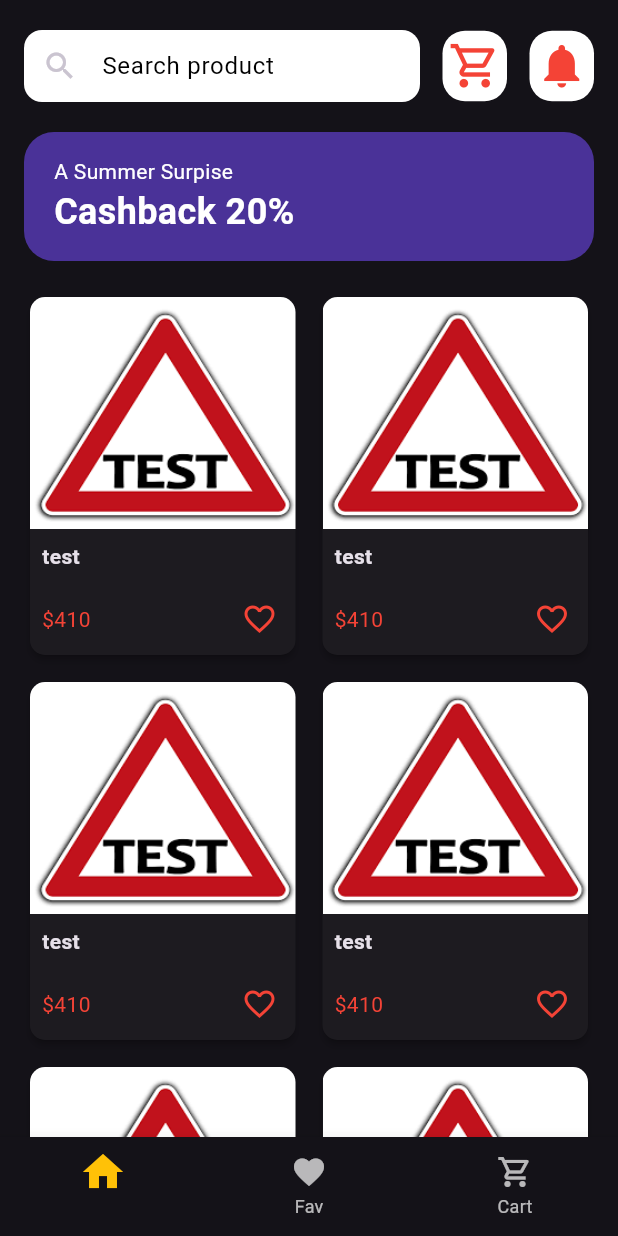
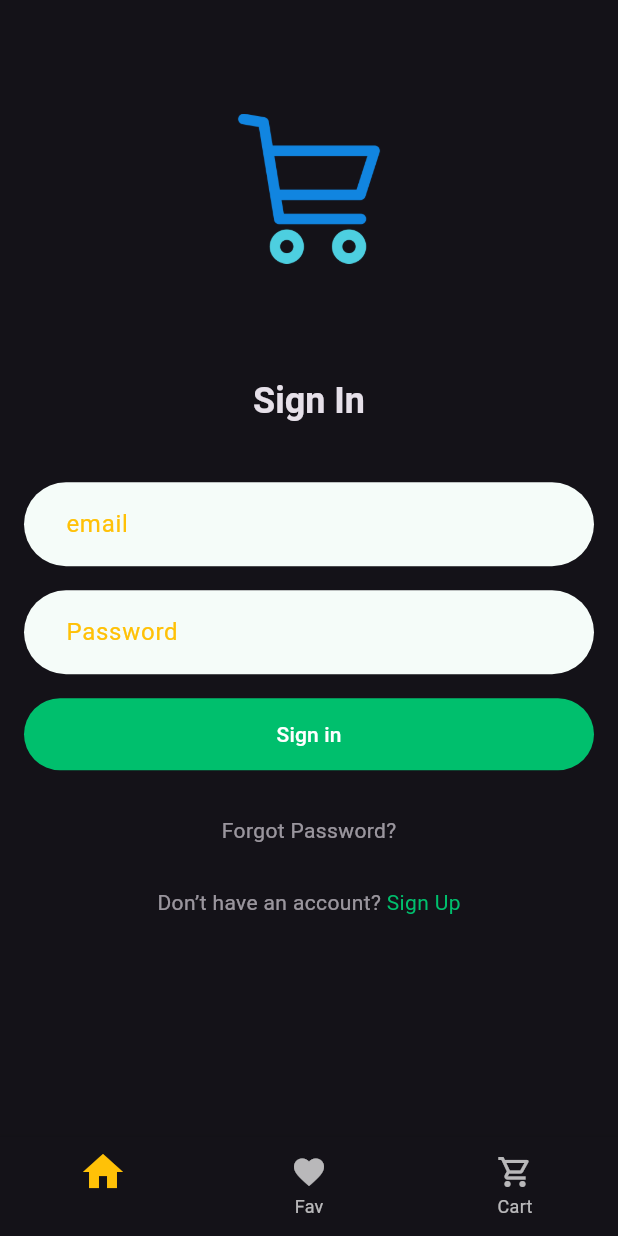
Before and after one commit to EbrahemHashem/shop_app, a Flutter app: the screen it shows after launch, on a phone screen of 412 x 824 dp. Run offline on Flutter 3.47's test engine with Material 3 defaults, Android fonts, the phone set to English and light mode, and no system bars.

Commit message:
login screen

```diff
--- a/lib/features/home/presentation/views/home_view.dart
+++ b/lib/features/home/presentation/views/home_view.dart
@@ -1,15 +1,16 @@
 import 'package:flutter/material.dart';
 import 'package:shop_app/features/home/presentation/views/custom_bottom_navigation_bar.dart';
 import 'package:shop_app/features/home/presentation/views/widgets/home_view_body.dart';
+import 'package:shop_app/features/login/presentation/views/login.dart';
 
 class HomeView extends StatelessWidget {
   const HomeView({super.key});
 
   @override
   Widget build(BuildContext context) {
-    return const Scaffold(
-      body: HomeViewBody(),
-      bottomNavigationBar: CustomBottomNavigationBar(),
+    return Scaffold(
+      body: Login(),
+      bottomNavigationBar: const CustomBottomNavigationBar(),
     );
   }
 }
--- /dev/null
+++ b/lib/features/login/presentation/views/login.dart
@@ -0,0 +1,121 @@
+import 'package:flutter/material.dart';
+
+class Login extends StatelessWidget {
+  final _formKey = GlobalKey<FormState>();
+
+  Login({super.key});
+  @override
+  Widget build(BuildContext context) {
+    return SafeArea(child: LayoutBuilder(
+      builder: (context, constraints) {
+        return SingleChildScrollView(
+          padding: const EdgeInsets.symmetric(horizontal: 16.0),
+          child: Column(
+            children: [
+              SizedBox(height: constraints.maxHeight * 0.1),
+              Image.asset(
+                "assets/images/shop_cart.png",
+                height: 100,
+              ),
+              SizedBox(height: constraints.maxHeight * 0.1),
+              Text(
+                "Sign In",
+                style: Theme.of(context).textTheme.headlineSmall!.copyWith(fontWeight: FontWeight.bold),
+              ),
+              SizedBox(height: constraints.maxHeight * 0.05),
+              Form(
+                key: _formKey,
+                child: Column(
+                  children: [
+                    TextFormField(
+                      style: const TextStyle(color: Colors.amber),
+                      decoration: const InputDecoration(
+                        hintStyle: TextStyle(color: Colors.amber),
+                        hintText: 'email',
+                        filled: true,
+                        fillColor: Color(0xFFF5FCF9),
+                        contentPadding: EdgeInsets.symmetric(horizontal: 16.0 * 1.5, vertical: 16.0),
+                        border: OutlineInputBorder(
+                          borderSide: BorderSide.none,
+                          borderRadius: BorderRadius.all(Radius.circular(50)),
+                        ),
+                      ),
+                      keyboardType: TextInputType.emailAddress,
+                      onSaved: (email) {
+                        // Save it
+                      },
+                    ),
+                    Padding(
+                      padding: const EdgeInsets.symmetric(vertical: 16.0),
+                      child: TextFormField(
+                        style: const TextStyle(color: Colors.amber),
+                        obscureText: true,
+                        decoration: const InputDecoration(
+                          hintStyle: TextStyle(color: Colors.amber),
+                          hintText: 'Password',
+                          filled: true,
+                          fillColor: Color(0xFFF5FCF9),
+                          contentPadding: EdgeInsets.symmetric(horizontal: 16.0 * 1.5, vertical: 16.0),
+                          border: OutlineInputBorder(
+                            borderSide: BorderSide.none,
+                            borderRadius: BorderRadius.all(Radius.circular(50)),
+                          ),
+                        ),
+                        onSaved: (passaword) {
+                          // Save it
+                        },
+                      ),
+                    ),
+                    ElevatedButton(
+                      onPressed: () {
+                        if (_formKey.currentState!.validate()) {
+                          _formKey.currentState!.save();
+                          // Navigate to the main screen
+                        }
+                      },
+                      style: ElevatedButton.styleFrom(
+                        elevation: 0,
+                        backgroundColor: const Color(0xFF00BF6D),
+                        foregroundColor: Colors.white,
+                        minimumSize: const Size(double.infinity, 48),
+                        shape: const StadiumBorder(),
+                      ),
+                      child: const Text("Sign in"),
+                    ),
+                    const SizedBox(height: 16.0),
+                    TextButton(
+                      onPressed: () {},
+                      child: Text(
+                        'Forgot Password?',
+                        style: Theme.of(context).textTheme.bodyMedium!.copyWith(
+                              color: Theme.of(context).textTheme.bodyLarge!.color!.withOpacity(0.64),
+                            ),
+                      ),
+                    ),
+                    TextButton(
+                      onPressed: () {},
+                      child: Text.rich(
+                        const TextSpan(
+                          text: "Don’t have an account? ",
+                          children: [
+                            TextSpan(
+                              text: "Sign Up",
+                              style: TextStyle(color: Color(0xFF00BF6D)),
+                            ),
+                          ],
+                        ),
+                        style: Theme.of(context).textTheme.bodyMedium!.copyWith(
+                              color: Theme.of(context).textTheme.bodyLarge!.color!.withOpacity(0.64),
+                            ),
+                      ),
+                    ),
+                  ],
+                ),
+              ),
+            ],
+          ),
+        );
+      },
+    ));
+  }
+}
--- /dev/null
+++ b/lib/features/register/presentation/views/register.dart
@@ -0,0 +1,10 @@
+import 'package:flutter/material.dart';
+
+class Register extends StatelessWidget {
+  const Register({super.key});
+
+  @override
+  Widget build(BuildContext context) {
+    return const Placeholder();
+  }
+}
--- a/lib/main.dart
+++ b/lib/main.dart
@@ -13,7 +13,7 @@ class ShopApp extends StatelessWidget {
     return MaterialApp(
       theme: ThemeData.dark(),
       debugShowCheckedModeBanner: false,
-      title: 'Flutter Demo',
+      title: 'Shop App',
       home: const HomeView(),
     );
   }
```
Also changed, not shown: assets/images/shop_cart.png (added).
